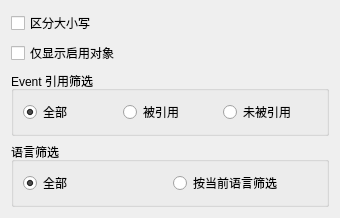
Old version of the form ui/AdvancedFilter.ui in the repository victor647/WAAPI_Tools.
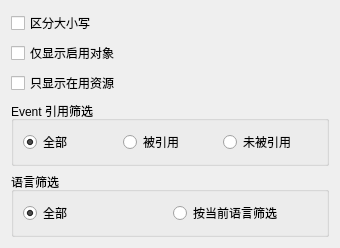
New version of the form.

Patch:
```diff
--- a/ui/AdvancedFilter.ui
+++ b/ui/AdvancedFilter.ui
@@ -34,6 +34,16 @@
      </property>
     </widget>
    </item>
+   <item>
+    <widget class="QCheckBox" name="cbxOnlyInUse">
+     <property name="text">
+      <string>只显示在用资源</string>
+     </property>
+     <property name="toolTip">
+      <string>只保留实际播放的 AudioFileSource（Wwise ActiveSourceList 中的源），用于过滤掉工程里遗留的、未被使用的音频源。</string>
+     </property>
+    </widget>
+   </item>
    <item>
     <widget class="QGroupBox" name="grpEventFilter">
      <property name="title">
```
